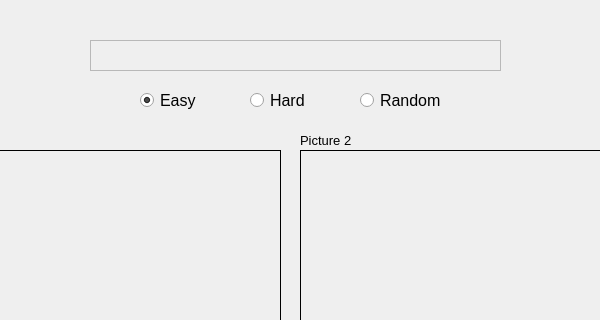
Before: the Qt Designer form gui/mainwindow.ui in rgsl888/data_collection, drawn with Qt 5; both pictures show x 310 to 910 and y 0 to 320 of the 1100 by 850 pixel window.
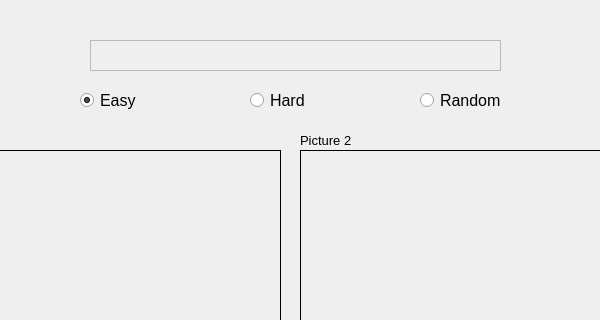
After: the same form once the commit is applied.

Commit message: Check box size change

What changed in the file:
```diff
--- a/gui/mainwindow.ui
+++ b/gui/mainwindow.ui
@@ -40,7 +40,7 @@
   <widget class="QRadioButton" name="easy">
    <property name="geometry">
     <rect>
-     <x>450</x>
+     <x>390</x>
      <y>90</y>
      <width>100</width>
      <height>21</height>
@@ -56,7 +56,7 @@
    </property>
    <property name="iconSize">
     <size>
-     <width>32</width>
+     <width>50</width>
      <height>32</height>
     </size>
    </property>
@@ -88,7 +88,7 @@
   <widget class="QRadioButton" name="rand">
    <property name="geometry">
     <rect>
-     <x>670</x>
+     <x>730</x>
      <y>90</y>
      <width>100</width>
      <height>21</height>
```
Left out of the diff: 4 changed lines with no effect on the pictures. The commit also changes 1 other file.
